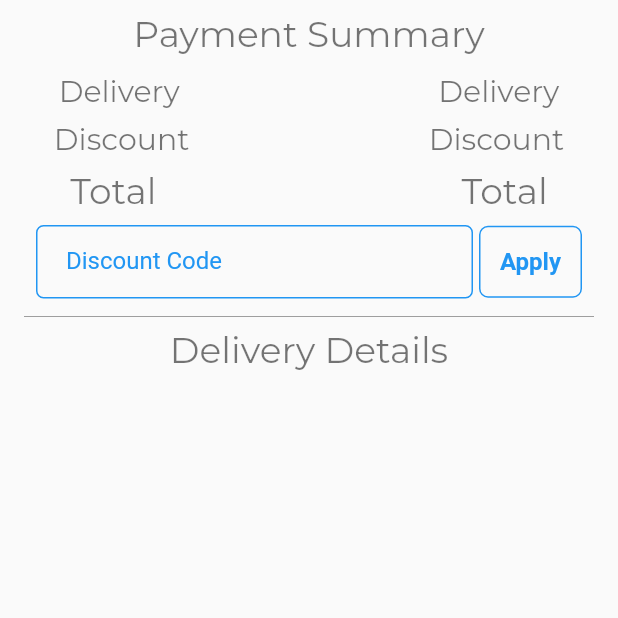
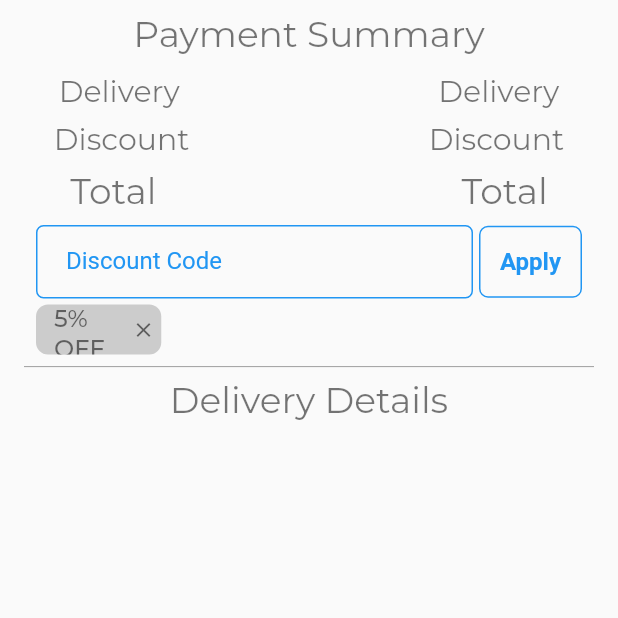
Before and after one commit to ShahzadUmarBaig/MedKube-Ecommerce-App, a Flutter app: the CheckOutScreen screen opened by its route, on a phone screen of 412 x 824 dp, the top half of it. Run offline on Flutter 3.47's test engine with Material 2 defaults, Android fonts, the phone set to English and light mode, and no system bars; our stand-ins replace badges, cloud_firestore, firebase_auth, firebase_core, firebase_storage, flutter_spinkit and 3 more; accounts and stored records are empty.

Commit message:
Added another widget, fixed few bugs
Signed-off-by: ShahzadUmarBaig <ShahzadUBaig@gmail.com>

```diff
--- a/lib/Screens/checkout_screen.dart
+++ b/lib/Screens/checkout_screen.dart
@@ -2,6 +2,7 @@ import 'package:flutter/cupertino.dart';
 import 'package:flutter/material.dart';
 import 'package:medkube/Screens/cart_screen.dart';
 import 'package:medkube/Widgets/add_button.dart';
+import 'package:medkube/Widgets/item_tag.dart';
 import 'package:medkube/constants.dart';
 import 'package:medkube/extras.dart';
 
@@ -12,6 +13,8 @@ class CheckOutScreen extends StatefulWidget {
 }
 
 class _CheckOutScreenState extends State<CheckOutScreen> {
+  TextEditingController discountController = TextEditingController();
+
   @override
   Widget build(BuildContext context) {
     return WillPopScope(
@@ -47,28 +50,26 @@ class _CheckOutScreenState extends State<CheckOutScreen> {
                       label: "Total",
                       value: "Total",
                       textStyle: kCheckOutTextStyle.copyWith(fontSize: 24.0)),
+                  DiscountRow(
+                      onTap: () {}, discountController: discountController),
                   Container(
-                    margin:
-                        EdgeInsets.symmetric(horizontal: 24.0, vertical: 4.0),
-                    child: Row(
-                      children: <Widget>[
-                        Expanded(
-                          flex: 9,
-                          child: TextField(
-                            style: TextStyle(
-                              fontStyle: FontStyle.normal,
-                              fontWeight: FontWeight.normal,
-                            ),
-                            decoration: kCheckOutTextFieldDecoration.copyWith(
-                                hintText: "Discount Code",
-                                labelText: "Discount Code"),
-                          ),
-                        ),
-                        SizedBox(width: 4.0),
-                        AddButton(
+                    margin: EdgeInsets.symmetric(horizontal: 24.0),
+                    child: GridView.builder(
+                      //scrollDirection: Axis.vertical,
+                      shrinkWrap: true,
+                      itemCount: 1,
+                      gridDelegate: SliverGridDelegateWithMaxCrossAxisExtent(
+                          maxCrossAxisExtent:
+                              105, //allergies.length > 0 ? 105 : 10,
+                          mainAxisSpacing: 10.0,
+                          crossAxisSpacing: 10.0,
+                          childAspectRatio: 2.5),
+                      itemBuilder: (BuildContext context, int index) {
+                        return ItemTag(
+                          allergy: "5% OFF",
                           onPressed: () {},
-                        ),
-                      ],
+                        );
+                      },
                     ),
                   ),
                   Divider(color: Colors.grey, indent: 16.0, endIndent: 16.0),
@@ -116,3 +117,37 @@ class CheckOutText extends StatelessWidget {
     );
   }
 }
+
+class DiscountRow extends StatelessWidget {
+  final Function onTap;
+  final TextEditingController discountController;
+  const DiscountRow({Key key, this.onTap, this.discountController})
+      : super(key: key);
+
+  @override
+  Widget build(BuildContext context) {
+    return Container(
+      margin: EdgeInsets.symmetric(horizontal: 24.0, vertical: 4.0),
+      child: Row(
+        children: <Widget>[
+          Expanded(
+            flex: 9,
+            child: TextField(
+              controller: discountController,
+              style: TextStyle(
+                fontStyle: FontStyle.normal,
+                fontWeight: FontWeight.normal,
+              ),
+              decoration: kCheckOutTextFieldDecoration.copyWith(
+                  hintText: "Discount Code", labelText: "Discount Code"),
+            ),
+          ),
+          SizedBox(width: 4.0),
+          AddButton(
+            onPressed: onTap,
+          ),
+        ],
+      ),
+    );
+  }
+}
--- /dev/null
+++ b/lib/Widgets/item_tag.dart
@@ -0,0 +1,55 @@
+import 'package:flutter/material.dart';
+import 'package:google_fonts/google_fonts.dart';
+
+class ItemTag extends StatelessWidget {
+  final String allergy;
+  final Function onPressed;
+
+  const ItemTag({Key key, this.allergy, this.onPressed}) : super(key: key);
+  @override
+  Widget build(BuildContext context) {
+    return Container(
+      width: double.infinity,
+      decoration: BoxDecoration(
+        color: Colors.grey.withOpacity(0.5),
+        //border: Border.all(style: BorderStyle.solid, color: Colors.green),
+        borderRadius: BorderRadius.all(Radius.circular(8)),
+      ),
+      child: Row(
+        children: [
+          Expanded(
+            flex: 6,
+            child: Container(
+              margin: EdgeInsets.only(
+                left: 12,
+              ),
+              child: Text(
+                allergy,
+                style: GoogleFonts.montserrat(
+                  color: Colors.black54,
+                  fontSize: 16,
+                  fontWeight: FontWeight.w500,
+                ),
+              ),
+            ),
+          ),
+          Expanded(
+            flex: 3,
+            child: RawMaterialButton(
+              padding: EdgeInsets.symmetric(
+                horizontal: 8,
+              ),
+              constraints: BoxConstraints.tightFor(height: 20, width: 20),
+              onPressed: onPressed,
+              child: Icon(
+                Icons.close,
+                size: 16,
+                color: Colors.black54,
+              ),
+            ),
+          ),
+        ],
+      ),
+    );
+  }
+}
```
Also changed, not shown: lib/Screens/cart_screen.dart (+7 -4 lines), lib/Screens/detail_screen.dart (+46 -7 lines), lib/Services/Cart.dart (+21 -12 lines).
